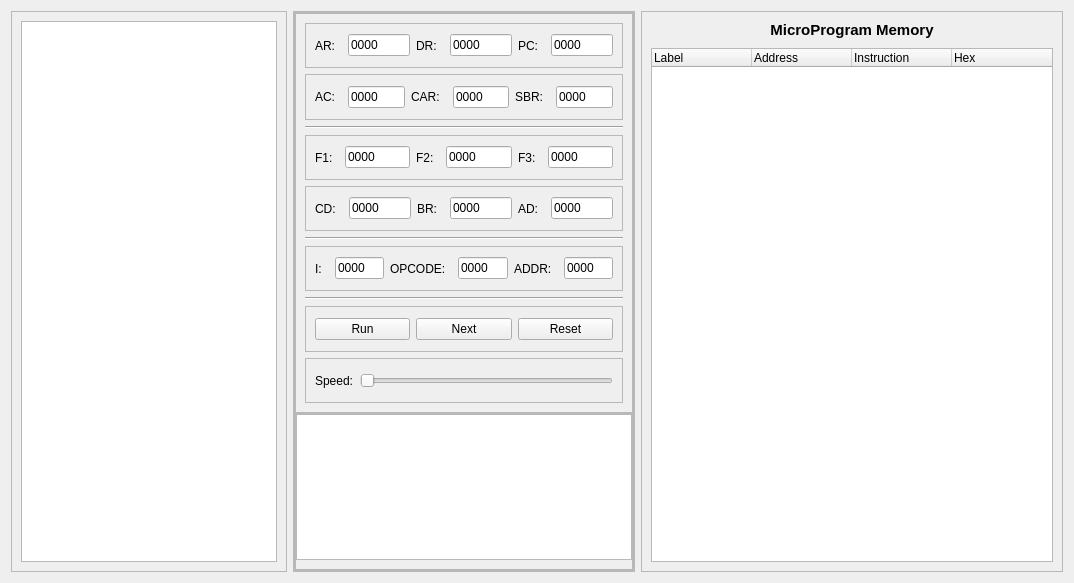
Amirmehdig/mano-microprogram-simulator, file ui/micro_tab.ui: the form before one commit.
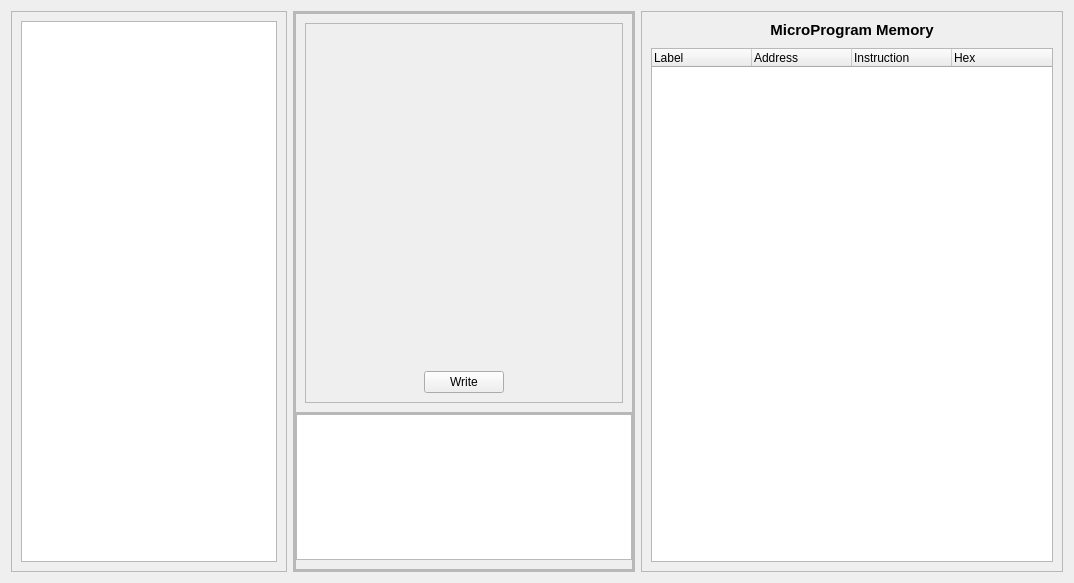
The form after the commit.

```diff
--- a/ui/micro_tab.ui
+++ b/ui/micro_tab.ui
@@ -105,297 +105,6 @@
             <enum>QFrame::Raised</enum>
            </property>
            <layout class="QVBoxLayout" name="verticalLayout_3">
-            <item>
-             <widget class="QFrame" name="frame_7">
-              <property name="frameShape">
-               <enum>QFrame::StyledPanel</enum>
-              </property>
-              <property name="frameShadow">
-               <enum>QFrame::Raised</enum>
-              </property>
-              <layout class="QHBoxLayout" name="horizontalLayout_3">
-               <item>
-                <widget class="QLabel" name="label">
-                 <property name="text">
-                  <string>AR:  </string>
-                 </property>
-                </widget>
-               </item>
-               <item>
-                <widget class="QLineEdit" name="lineEdit">
-                 <property name="text">
-                  <string>0000</string>
-                 </property>
-                </widget>
-               </item>
-               <item>
-                <widget class="QLabel" name="label_2">
-                 <property name="text">
-                  <string>DR:  </string>
-                 </property>
-                </widget>
-               </item>
-               <item>
-                <widget class="QLineEdit" name="lineEdit_2">
-                 <property name="text">
-                  <string>0000</string>
-                 </property>
-                </widget>
-               </item>
-               <item>
-                <widget class="QLabel" name="label_3">
-                 <property name="text">
-                  <string>PC:  </string>
-                 </property>
-                </widget>
-               </item>
-               <item>
-                <widget class="QLineEdit" name="lineEdit_3">
-                 <property name="text">
-                  <string>0000</string>
-                 </property>
-                </widget>
-               </item>
-              </layout>
-             </widget>
-            </item>
-            <item>
-             <widget class="QFrame" name="frame_9">
-              <property name="frameShape">
-               <enum>QFrame::StyledPanel</enum>
-              </property>
-              <property name="frameShadow">
-               <enum>QFrame::Raised</enum>
-              </property>
-              <layout class="QHBoxLayout" name="horizontalLayout_4">
-               <item>
-                <widget class="QLabel" name="label_4">
-                 <property name="text">
-                  <string>AC:  </string>
-                 </property>
-                </widget>
-               </item>
-               <item>
-                <widget class="QLineEdit" name="lineEdit_4">
-                 <property name="text">
-                  <string>0000</string>
-                 </property>
-                </widget>
-               </item>
-               <item>
-                <widget class="QLabel" name="label_5">
-                 <property name="text">
-                  <string>CAR:  </string>
-                 </property>
-                </widget>
-               </item>
-               <item>
-                <widget class="QLineEdit" name="lineEdit_5">
-                 <property name="text">
-                  <string>0000</string>
-                 </property>
-                </widget>
-               </item>
-               <item>
-                <widget class="QLabel" name="label_6">
-                 <property name="text">
-                  <string>SBR:  </string>
-                 </property>
-                </widget>
-               </item>
-               <item>
-                <widget class="QLineEdit" name="lineEdit_6">
-                 <property name="text">
-                  <string>0000</string>
-                 </property>
-                </widget>
-               </item>
-              </layout>
-             </widget>
-            </item>
-            <item>
-             <widget class="Line" name="line">
-              <property name="orientation">
-               <enum>Qt::Horizontal</enum>
-              </property>
-             </widget>
-            </item>
-            <item>
-             <widget class="QFrame" name="frame_10">
-              <property name="frameShape">
-               <enum>QFrame::StyledPanel</enum>
-              </property>
-              <property name="frameShadow">
-               <enum>QFrame::Raised</enum>
-              </property>
-              <layout class="QHBoxLayout" name="horizontalLayout_5">
-               <item>
-                <widget class="QLabel" name="label_7">
-                 <property name="text">
-                  <string>F1:  </string>
-                 </property>
-                </widget>
-               </item>
-               <item>
-                <widget class="QLineEdit" name="lineEdit_7">
-                 <property name="text">
-                  <string>0000</string>
-                 </property>
-                </widget>
-               </item>
-               <item>
-                <widget class="QLabel" name="label_8">
-                 <property name="text">
-                  <string>F2:  </string>
-                 </property>
-                </widget>
-               </item>
-               <item>
-                <widget class="QLineEdit" name="lineEdit_8">
-                 <property name="text">
-                  <string>0000</string>
-                 </property>
-                </widget>
-               </item>
-               <item>
-                <widget class="QLabel" name="label_9">
-                 <property name="text">
-                  <string>F3:  </string>
-                 </property>
-                </widget>
-               </item>
-               <item>
-                <widget class="QLineEdit" name="lineEdit_9">
-                 <property name="text">
-                  <string>0000</string>
-                 </property>
-                </widget>
-               </item>
-              </layout>
-             </widget>
-            </item>
-            <item>
-             <widget class="QFrame" name="frame_11">
-              <property name="frameShape">
-               <enum>QFrame::StyledPanel</enum>
-              </property>
-              <property name="frameShadow">
-               <enum>QFrame::Raised</enum>
-              </property>
-              <layout class="QHBoxLayout" name="horizontalLayout_6">
-               <item>
-                <widget class="QLabel" name="label_15">
-                 <property name="text">
-                  <string>CD:  </string>
-                 </property>
-                </widget>
-               </item>
-               <item>
-                <widget class="QLineEdit" name="lineEdit_15">
-                 <property name="text">
-                  <string>0000</string>
-                 </property>
-                </widget>
-               </item>
-               <item>
-                <widget class="QLabel" name="label_16">
-                 <property name="text">
-                  <string>BR:  </string>
-                 </property>
-                </widget>
-               </item>
-               <item>
-                <widget class="QLineEdit" name="lineEdit_16">
-                 <property name="text">
-                  <string>0000</string>
-                 </property>
-                </widget>
-               </item>
-               <item>
-                <widget class="QLabel" name="label_17">
-                 <property name="text">
-                  <string>AD:  </string>
-                 </property>
-                </widget>
-               </item>
-               <item>
-                <widget class="QLineEdit" name="lineEdit_17">
-                 <property name="text">
-                  <string>0000</string>
-                 </property>
-                </widget>
-               </item>
-              </layout>
-             </widget>
-            </item>
-            <item>
-             <widget class="Line" name="line_2">
-              <property name="orientation">
-               <enum>Qt::Horizontal</enum>
-              </property>
-             </widget>
-            </item>
-            <item>
-             <widget class="QFrame" name="frame_12">
-              <property name="frameShape">
-               <enum>QFrame::StyledPanel</enum>
-              </property>
-              <property name="frameShadow">
-               <enum>QFrame::Raised</enum>
-              </property>
-              <layout class="QHBoxLayout" name="horizontalLayout_7">
-               <item>
-                <widget class="QLabel" name="label_18">
-                 <property name="text">
-                  <string>I:  </string>
-                 </property>
-                </widget>
-               </item>
-               <item>
-                <widget class="QLineEdit" name="lineEdit_18">
-                 <property name="text">
-                  <string>0000</string>
-                 </property>
-                </widget>
-               </item>
-               <item>
-                <widget class="QLabel" name="label_19">
-                 <property name="text">
-                  <string>OPCODE:  </string>
-                 </property>
-                </widget>
-               </item>
-               <item>
-                <widget class="QLineEdit" name="lineEdit_19">
-                 <property name="text">
-                  <string>0000</string>
-                 </property>
-                </widget>
-               </item>
-               <item>
-                <widget class="QLabel" name="label_20">
-                 <property name="text">
-                  <string>ADDR:  </string>
-                 </property>
-                </widget>
-               </item>
-               <item>
-                <widget class="QLineEdit" name="lineEdit_20">
-                 <property name="text">
-                  <string>0000</string>
-                 </property>
-                </widget>
-               </item>
-              </layout>
-             </widget>
-            </item>
-            <item>
-             <widget class="Line" name="line_3">
-              <property name="orientation">
-               <enum>Qt::Horizontal</enum>
-              </property>
-             </widget>
-            </item>
             <item>
              <widget class="QFrame" name="frame_13">
               <property name="frameShape">
@@ -405,50 +114,10 @@
                <enum>QFrame::Raised</enum>
               </property>
               <layout class="QHBoxLayout" name="horizontalLayout_8">
-               <item>
-                <widget class="QPushButton" name="pushButton">
+               <item alignment="Qt::AlignHCenter|Qt::AlignBottom">
+                <widget class="QPushButton" name="writePushButton">
                  <property name="text">
-                  <string>Run</string>
-                 </property>
-                </widget>
-               </item>
-               <item>
-                <widget class="QPushButton" name="pushButton_2">
-                 <property name="text">
-                  <string>Next</string>
-                 </property>
-                </widget>
-               </item>
-               <item>
-                <widget class="QPushButton" name="pushButton_3">
-                 <property name="text">
-                  <string>Reset</string>
-                 </property>
-                </widget>
-               </item>
-              </layout>
-             </widget>
-            </item>
-            <item>
-             <widget class="QFrame" name="frame_14">
-              <property name="frameShape">
-               <enum>QFrame::StyledPanel</enum>
-              </property>
-              <property name="frameShadow">
-               <enum>QFrame::Raised</enum>
-              </property>
-              <layout class="QHBoxLayout" name="horizontalLayout_9">
-               <item>
-                <widget class="QLabel" name="label_22">
-                 <property name="text">
-                  <string>Speed:</string>
-                 </property>
-                </widget>
-               </item>
-               <item>
-                <widget class="QSlider" name="horizontalSlider_2">
-                 <property name="orientation">
-                  <enum>Qt::Horizontal</enum>
+                  <string>Write</string>
                  </property>
                 </widget>
                </item>
```
Left out of the diff: 11 changed lines with no effect on the pictures.
